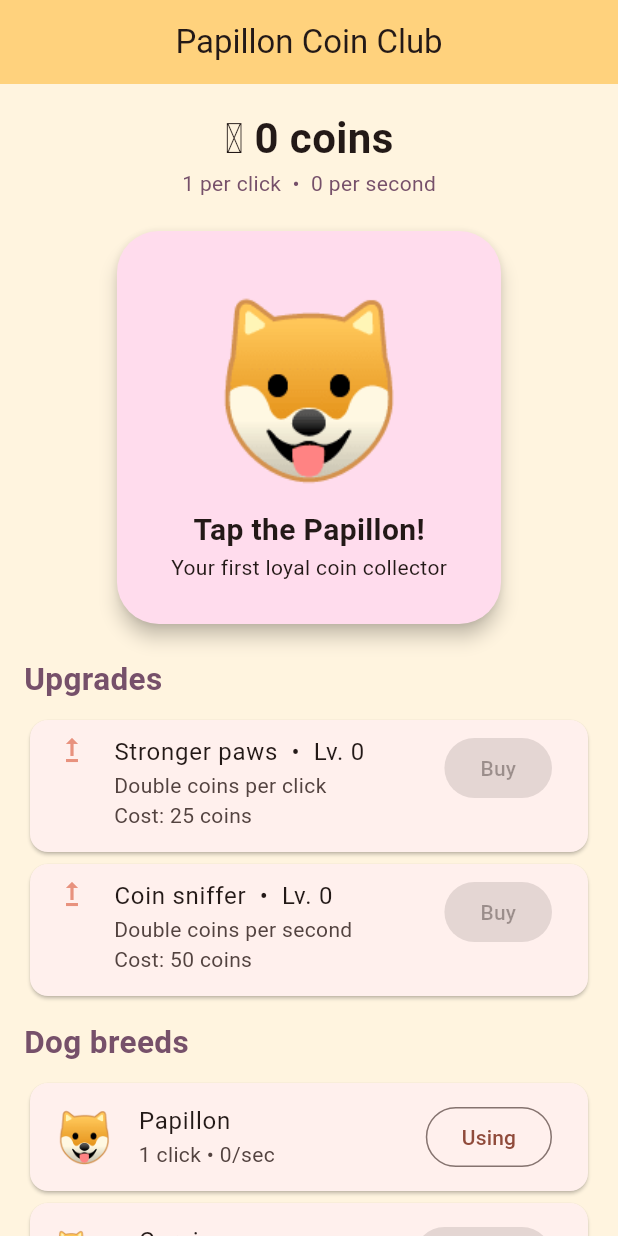
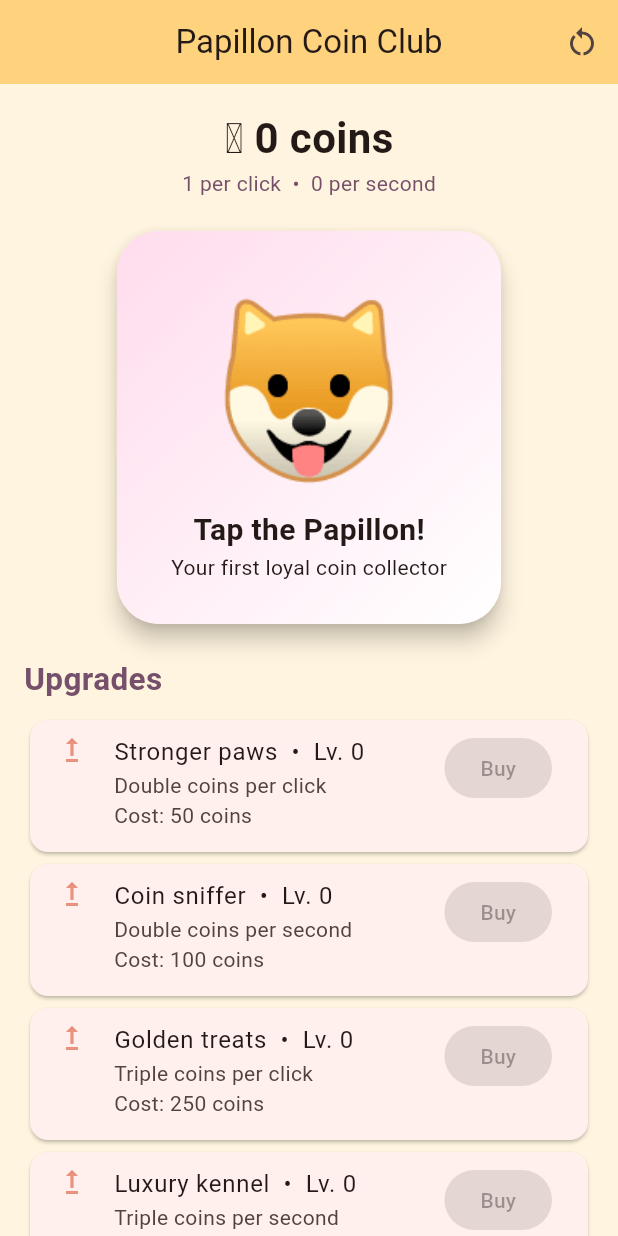
Before and after one commit to lindakozon-max/Ai-developer, a Flutter app: the screen it shows after launch, on a phone screen of 412 x 824 dp. Run offline on Flutter 3.47's test engine with Material 3 defaults, Android fonts, the phone set to English and light mode, and no system bars; missing offline and left inert: flame.

Commit message:
Expand and slow dog clicker

```diff
--- a/lib/dog_clicker.dart
+++ b/lib/dog_clicker.dart
@@ -10,6 +10,7 @@ class DogBreed {
     required this.clickPower,
     required this.autoPower,
     required this.tagline,
+    required this.color,
   });
 
   final String name;
@@ -18,6 +19,7 @@ class DogBreed {
   final BigInt clickPower;
   final BigInt autoPower;
   final String tagline;
+  final Color color;
 }
 
 final dogBreeds = [
@@ -28,6 +30,7 @@ final dogBreeds = [
     clickPower: BigInt.from(1),
     autoPower: BigInt.from(0),
     tagline: 'Your first loyal coin collector',
+    color: Color(0xffffdced),
   ),
   DogBreed(
     name: 'Corgi',
@@ -36,6 +39,7 @@ final dogBreeds = [
     clickPower: BigInt.from(2),
     autoPower: BigInt.from(1),
     tagline: 'Short legs, huge hustle',
+    color: Color(0xffffe0b2),
   ),
   DogBreed(
     name: 'Husky',
@@ -44,6 +48,7 @@ final dogBreeds = [
     clickPower: BigInt.from(20),
     autoPower: BigInt.from(10),
     tagline: 'Howls coins into existence',
+    color: Color(0xffd7ecff),
   ),
   DogBreed(
     name: 'Golden Retriever',
@@ -52,14 +57,34 @@ final dogBreeds = [
     clickPower: BigInt.from(250),
     autoPower: BigInt.from(125),
     tagline: 'Always brings back a bonus',
+    color: Color(0xfffff0b3),
+  ),
+  DogBreed(
+    name: 'Poodle',
+    emoji: '🐩',
+    price: BigInt.from(10000000),
+    clickPower: BigInt.from(500),
+    autoPower: BigInt.from(250),
+    tagline: 'Fancy fur, fancy fortune',
+    color: Color(0xffeadcff),
+  ),
+  DogBreed(
+    name: 'Dalmatian',
+    emoji: '🐕',
+    price: BigInt.from(100000000),
+    clickPower: BigInt.from(1000),
+    autoPower: BigInt.from(500),
+    tagline: 'Spotted with lucky coins',
+    color: Color(0xffe4f4f0),
   ),
   DogBreed(
     name: 'Cosmic Shiba',
     emoji: '🚀',
-    price: BigInt.from(1000000000),
-    clickPower: BigInt.from(1000),
-    autoPower: BigInt.from(500),
+    price: BigInt.from(10000000000),
+    clickPower: BigInt.from(2500),
+    autoPower: BigInt.from(1250),
     tagline: 'The goodest dog in the galaxy',
+    color: Color(0xffd9d4ff),
   ),
   DogBreed(
     name: 'Infinity Wolf',
@@ -68,6 +93,7 @@ final dogBreeds = [
     clickPower: BigInt.from(10000),
     autoPower: BigInt.from(5000),
     tagline: 'Built for the endgame',
+    color: Color(0xffc8f1ec),
   ),
 ];
 
@@ -82,21 +108,28 @@ class _DogClickerScreenState extends State<DogClickerScreen> {
   BigInt _coins = BigInt.zero;
   BigInt _clickUpgrade = BigInt.zero;
   BigInt _autoUpgrade = BigInt.zero;
+  BigInt _treatUpgrade = BigInt.zero;
+  BigInt _kennelUpgrade = BigInt.zero;
   var _selectedBreed = 0;
   final Set<int> _ownedBreeds = {0};
   Timer? _timer;
 
   DogBreed get _breed => dogBreeds[_selectedBreed];
-  BigInt get _clickPower => _scaledPower(_breed.clickPower, _clickUpgrade);
-  BigInt get _autoPower => _scaledPower(_breed.autoPower, _autoUpgrade);
-  BigInt get _clickUpgradeCost =>
-      BigInt.from(25) *
-      (_clickUpgrade + BigInt.one) *
-      (_clickUpgrade + BigInt.one);
-  BigInt get _autoUpgradeCost =>
-      BigInt.from(50) *
-      (_autoUpgrade + BigInt.one) *
-      (_autoUpgrade + BigInt.one);
+  BigInt get _clickPower => _scaledPower(
+    _scaledPower(_breed.clickPower, _clickUpgrade),
+    _treatUpgrade,
+  );
+  BigInt get _autoPower => _scaledPower(
+    _scaledPower(_breed.autoPower, _autoUpgrade),
+    _kennelUpgrade,
+  );
+  BigInt get _clickUpgradeCost => _risingCost(50, _clickUpgrade, 6);
+  BigInt get _autoUpgradeCost => _risingCost(100, _autoUpgrade, 7);
+  BigInt get _treatUpgradeCost => _risingCost(250, _treatUpgrade, 8);
+  BigInt get _kennelUpgradeCost => _risingCost(500, _kennelUpgrade, 9);
+
+  BigInt _risingCost(int base, BigInt level, int growth) =>
+      BigInt.from(base) * BigInt.from(growth).pow(level.toInt());
 
   BigInt _scaledPower(BigInt base, BigInt level) =>
       base * BigInt.from(2).pow(level.toInt());
@@ -128,16 +161,58 @@ class _DogClickerScreenState extends State<DogClickerScreen> {
     });
   }
 
-  void _buyUpgrade({required bool click}) {
-    final cost = click ? _clickUpgradeCost : _autoUpgradeCost;
+  void _buyUpgrade({required String type}) {
+    final cost = switch (type) {
+      'click' => _clickUpgradeCost,
+      'auto' => _autoUpgradeCost,
+      'treat' => _treatUpgradeCost,
+      _ => _kennelUpgradeCost,
+    };
     if (_coins < cost) return;
     setState(() {
       _coins -= cost;
-      if (click) {
+      switch (type) {
+        case 'click':
           _clickUpgrade += BigInt.one;
-      } else {
+        case 'auto':
           _autoUpgrade += BigInt.one;
+        case 'treat':
+          _treatUpgrade += BigInt.one;
+        default:
+          _kennelUpgrade += BigInt.one;
       }
+    });
+  }
+
+  Future<void> _restart() async {
+    final confirmed = await showDialog<bool>(
+      context: context,
+      builder: (context) => AlertDialog(
+        title: const Text('Restart your coin journey?'),
+        content: const Text('All coins, breeds, and upgrades will be reset.'),
+        actions: [
+          TextButton(
+            onPressed: () => Navigator.pop(context, false),
+            child: const Text('Keep playing'),
+          ),
+          FilledButton(
+            onPressed: () => Navigator.pop(context, true),
+            child: const Text('Restart'),
+          ),
+        ],
+      ),
+    );
+    if (confirmed != true || !mounted) return;
+    setState(() {
+      _coins = BigInt.zero;
+      _clickUpgrade = BigInt.zero;
+      _autoUpgrade = BigInt.zero;
+      _treatUpgrade = BigInt.zero;
+      _kennelUpgrade = BigInt.zero;
+      _selectedBreed = 0;
+      _ownedBreeds
+        ..clear()
+        ..add(0);
     });
   }
 
@@ -153,6 +228,13 @@ class _DogClickerScreenState extends State<DogClickerScreen> {
       title: const Text('Papillon Coin Club'),
       centerTitle: true,
       backgroundColor: const Color(0xffffd27d),
+      actions: [
+        IconButton(
+          onPressed: _restart,
+          tooltip: 'Restart game',
+          icon: const Icon(Icons.restart_alt),
+        ),
+      ],
     ),
     body: SafeArea(
       child: SingleChildScrollView(
@@ -171,10 +253,18 @@ class _DogClickerScreenState extends State<DogClickerScreen> {
             GestureDetector(
               onTap: _clickDog,
               child: Card(
-                color: const Color(0xffffdced),
-                elevation: 5,
+                elevation: 6,
                 shape: RoundedRectangleBorder(
                   borderRadius: BorderRadius.circular(28),
+                ),
+                child: Container(
+                  decoration: BoxDecoration(
+                    borderRadius: BorderRadius.circular(28),
+                    gradient: LinearGradient(
+                      colors: [_breed.color, Colors.white],
+                      begin: Alignment.topLeft,
+                      end: Alignment.bottomRight,
+                    ),
                   ),
                   child: Padding(
                     padding: const EdgeInsets.symmetric(
@@ -183,7 +273,10 @@ class _DogClickerScreenState extends State<DogClickerScreen> {
                     ),
                     child: Column(
                       children: [
-                      Text(_breed.emoji, style: const TextStyle(fontSize: 110)),
+                        Text(
+                          _breed.emoji,
+                          style: const TextStyle(fontSize: 110),
+                        ),
                         Text(
                           'Tap the ${_breed.name}!',
                           style: const TextStyle(
@@ -197,6 +290,7 @@ class _DogClickerScreenState extends State<DogClickerScreen> {
                   ),
                 ),
               ),
+            ),
             const SizedBox(height: 18),
             _sectionTitle('Upgrades'),
             _upgradeButton(
@@ -204,14 +298,28 @@ class _DogClickerScreenState extends State<DogClickerScreen> {
               'Double coins per click',
               _clickUpgradeCost,
               _clickUpgrade,
-              () => _buyUpgrade(click: true),
+              () => _buyUpgrade(type: 'click'),
             ),
             _upgradeButton(
               'Coin sniffer',
               'Double coins per second',
               _autoUpgradeCost,
               _autoUpgrade,
-              () => _buyUpgrade(click: false),
+              () => _buyUpgrade(type: 'auto'),
+            ),
+            _upgradeButton(
+              'Golden treats',
+              'Triple coins per click',
+              _treatUpgradeCost,
+              _treatUpgrade,
+              () => _buyUpgrade(type: 'treat'),
+            ),
+            _upgradeButton(
+              'Luxury kennel',
+              'Triple coins per second',
+              _kennelUpgradeCost,
+              _kennelUpgrade,
+              () => _buyUpgrade(type: 'kennel'),
             ),
             const SizedBox(height: 12),
             _sectionTitle('Dog breeds'),
```
Lines whose indentation alone changed are shown as unchanged.
